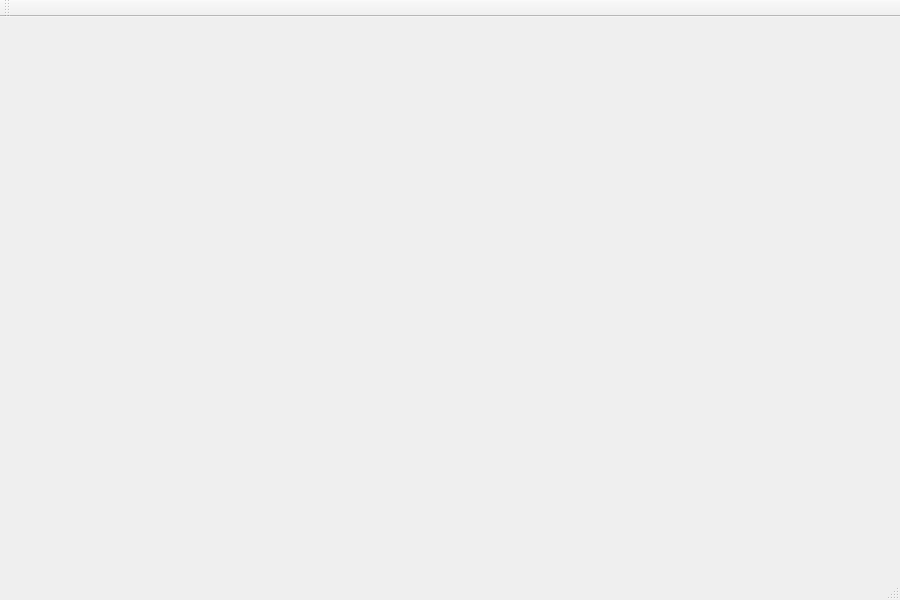
Old version of the form src/mainwindow.ui in the repository chuchong/IM_INSAN.
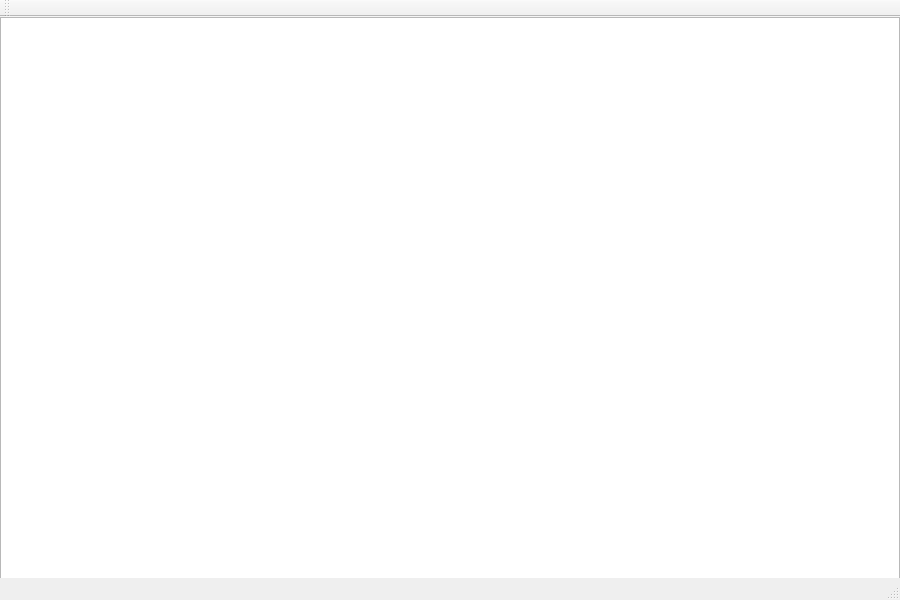
New version of the form.

Commit message:
转化成立ITEM + VIEW 的框架
1 删去了ObjectManager 的华而不实的类
2 将Scene 变为了 QGraphicsScene 的子类
3 将GameObject 变为了 QGraphicsPixmapItem 和 QObject的子类

```diff
--- a/src/mainwindow.ui
+++ b/src/mainwindow.ui
@@ -13,7 +13,18 @@
   <property name="windowTitle">
    <string>MainWindow</string>
   </property>
-  <widget class="QWidget" name="centralWidget"/>
+  <widget class="QWidget" name="centralWidget">
+   <widget class="QGraphicsView" name="graphicsView">
+    <property name="geometry">
+     <rect>
+      <x>0</x>
+      <y>0</y>
+      <width>900</width>
+      <height>600</height>
+     </rect>
+    </property>
+   </widget>
+  </widget>
   <widget class="QMenuBar" name="menuBar">
    <property name="geometry">
     <rect>
```
The commit also changes 23 other files.
